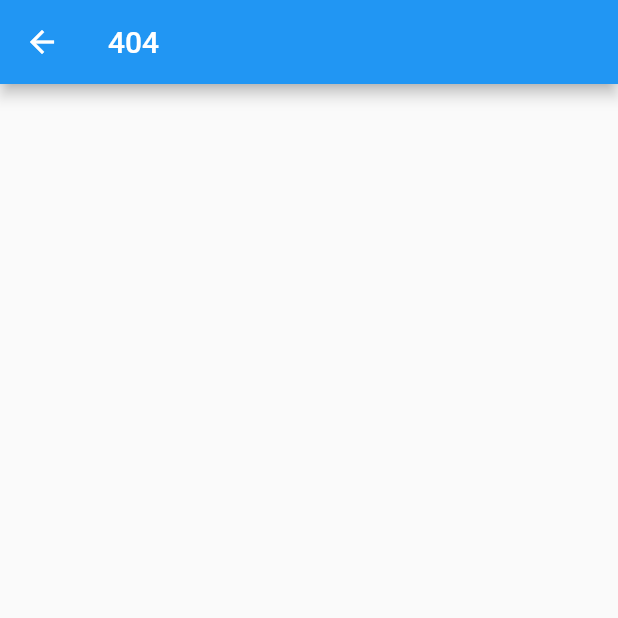
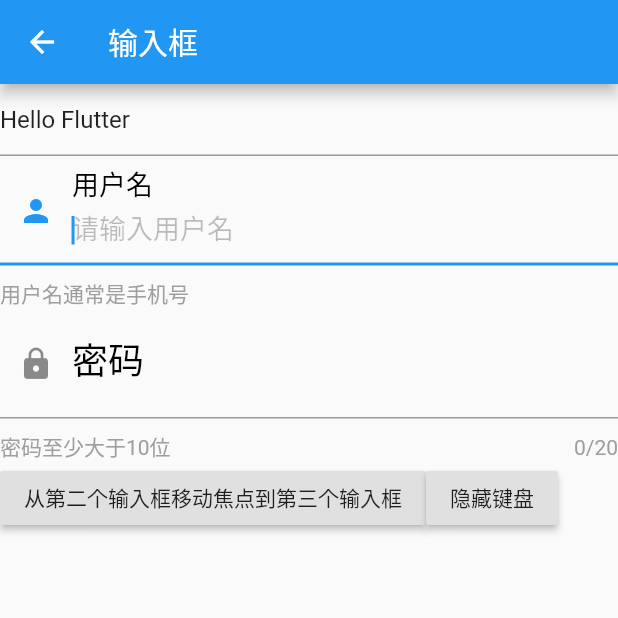
Before and after one commit to 568240761/flutter_practice, a Flutter app: the BaseWidgetManage screen opened by its route, after a tap on "输入框", on a phone screen of 412 x 824 dp, the top half of it. Run offline on Flutter 3.47's test engine with Material 2 defaults, Android fonts, the phone set to English and light mode, and no system bars.

Commit message:
完成输入框、单选框

```diff
--- a/lib/page/base_widget/base_widget_manage.dart
+++ b/lib/page/base_widget/base_widget_manage.dart
@@ -37,7 +37,7 @@ class BaseWidgetManage extends StatelessWidget {
             ),
             FlatButton(
               onPressed: () {
-                Navigator.pushNamed(context, "");
+                Navigator.pushNamed(context, "/base_widget/check_switch_widget");
               },
               child: Text("单选开关和复选框"),
               textColor: Colors.white,
@@ -45,7 +45,7 @@ class BaseWidgetManage extends StatelessWidget {
             ),
             FlatButton(
               onPressed: () {
-                Navigator.pushNamed(context, "");
+                Navigator.pushNamed(context, "/base-widget/textfield_widget");
               },
               child: Text("输入框"),
               textColor: Colors.white,
@@ -53,7 +53,7 @@ class BaseWidgetManage extends StatelessWidget {
             ),
             FlatButton(
               onPressed: () {
-                Navigator.pushNamed(context, "");
+                Navigator.pushNamed(context, "/base-widget/form_widget");
               },
               child: Text("表单"),
               textColor: Colors.white,
--- /dev/null
+++ b/lib/page/base_widget/textfield_widget.dart
@@ -0,0 +1,128 @@
+import 'package:flutter/material.dart';
+
+class TextFieldWidget extends StatefulWidget {
+  @override
+  State createState() {
+    return TextFieldWidgetState();
+  }
+}
+
+class TextFieldWidgetState extends State<TextFieldWidget> {
+  TextEditingController _selectionController = TextEditingController();
+
+  TextEditingController _controller = TextEditingController();
+
+  FocusNode _focusNode1 = FocusNode();
+  FocusNode _focusNode2 = FocusNode();
+
+  FocusScopeNode _focusScopeNode;
+
+  @override
+  void initState() {
+    super.initState();
+    _controller.addListener(() {
+      debugPrint("用户名是${_controller.text}");
+    });
+    _selectionController.text = "Hello Flutter";
+    _selectionController.selection =
+        TextSelection(baseOffset: 3, extentOffset: 12);
+
+    _focusNode1.addListener(() {
+      debugPrint("用户名输入框的焦点变化：${_focusNode1.hasFocus}");
+    });
+  }
+
+  @override
+  Widget build(BuildContext context) {
+    return Scaffold(
+      appBar: AppBar(
+        title: Text("输入框"),
+      ),
+      body: Center(
+        child: Column(
+          children: [
+            TextField(
+              controller: _selectionController,
+            ),
+            TextField(
+              controller: _controller,
+              decoration: InputDecoration(
+                prefixIcon: Icon(Icons.person),
+                labelText: "用户名",
+                labelStyle: TextStyle(
+                  color: Colors.black,
+                  fontSize: 24,
+                ),
+                helperText: "用户名通常是手机号",
+                helperStyle: TextStyle(
+                  color: Colors.grey,
+                  fontSize: 14,
+                ),
+                hintText: "请输入用户名",
+                hintStyle: TextStyle(
+                  color: Colors.black26,
+                  fontSize: 18,
+                ),
+              ),
+              autofocus: true,
+              focusNode: _focusNode1,
+              maxLines: null,
+              keyboardType: TextInputType.text,
+            ),
+            TextField(
+              decoration: InputDecoration(
+                prefixIcon: Icon(Icons.lock),
+                labelText: "密码",
+                labelStyle: TextStyle(
+                  color: Colors.black,
+                  fontSize: 24,
+                ),
+                helperText: "密码至少大于10位",
+                helperStyle: TextStyle(
+                  color: Colors.grey,
+                  fontSize: 14,
+                ),
+                hintText: "请输入密码",
+                hintStyle: TextStyle(
+                  color: Colors.black26,
+                  fontSize: 18,
+                ),
+              ),
+              maxLength: 20,
+              maxLengthEnforced: false,
+              keyboardType: TextInputType.visiblePassword,
+              obscureText: true,
+              focusNode: _focusNode2,
+              onChanged: (value) {
+                debugPrint("密码是$value");
+              },
+            ),
+            Builder(builder: (context) {
+              return Row(
+                children: [
+                  RaisedButton(
+                    onPressed: () {
+                      if (_focusScopeNode == null) {
+                        _focusScopeNode = FocusScope.of(context);
+                      }
+
+                      _focusScopeNode.requestFocus(_focusNode2);
+                    },
+                    child: Text("从第二个输入框移动焦点到第三个输入框"),
+                  ),
+                  RaisedButton(
+                    onPressed: () {
+                      _focusNode2.unfocus();
+                      _focusNode1.unfocus();
+                    },
+                    child: Text("隐藏键盘"),
+                  ),
+                ],
+              );
+            }),
+          ],
+        ),
+      ),
+    );
+  }
+}
```
Also changed, not shown: lib/main.dart (+12 -4 lines), lib/page/base_widget/button_widget.dart (+12 -9 lines), lib/page/base_widget/checkbox_switch_widget.dart (added, +64 -0 lines), lib/page/base_widget/form_widget.dart (added, +13 -0 lines), lib/page/base_widget/progress_indicator_widget.dart (+4 -4 lines), lib/page/base_widget/text_widget.dart (line endings or trailing spaces).
